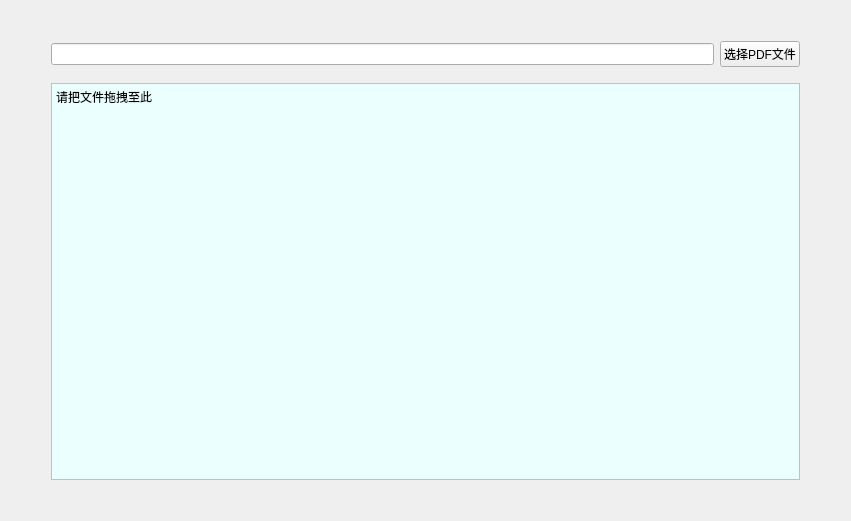
Old version of the form views/open.ui in the repository WuJunkai2004/ling.
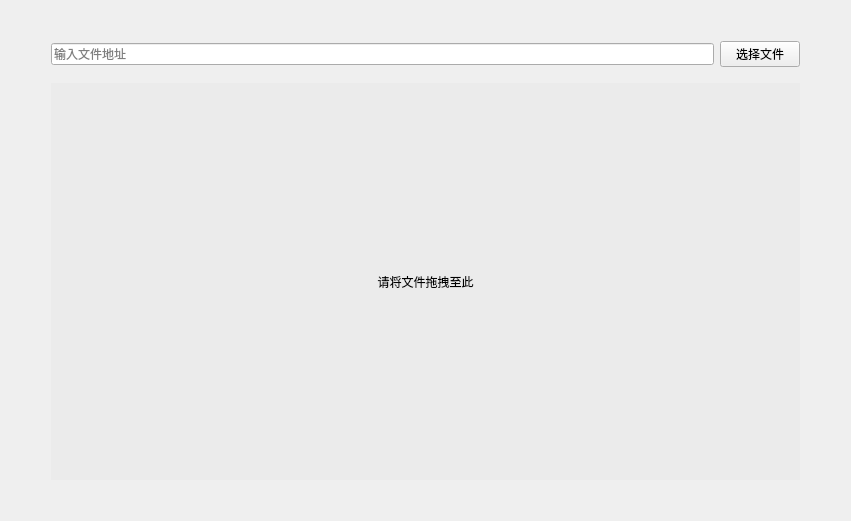
New version of the form. Custom widgets are drawn as their Qt base class.

Commit message: feat: 添加读取界面和文件选择功能，支持拖拽文件路径

```diff
--- a/views/open.ui
+++ b/views/open.ui
@@ -32,6 +32,9 @@
    </item>
    <item>
     <layout class="QHBoxLayout" name="horizontalLayout">
+     <property name="sizeConstraint">
+      <enum>QLayout::SetMinimumSize</enum>
+     </property>
      <item>
       <spacer name="horizontalSpacer_2">
        <property name="orientation">
@@ -49,12 +52,16 @@
       </spacer>
      </item>
      <item>
-      <widget class="LineEdit" name="lineEdit"/>
+      <widget class="LineEdit" name="lineEdit">
+       <property name="placeholderText">
+        <string>输入文件地址</string>
+       </property>
+      </widget>
      </item>
      <item>
       <widget class="open_select_button" name="selectButton">
        <property name="text">
-        <string>选择PDF文件</string>
+        <string>选择文件</string>
        </property>
       </widget>
      </item>
@@ -94,6 +101,9 @@
    </item>
    <item>
     <layout class="QHBoxLayout" name="horizontalLayout_2">
+     <property name="sizeConstraint">
+      <enum>QLayout::SetDefaultConstraint</enum>
+     </property>
      <item>
       <spacer name="horizontalSpacer_3">
        <property name="orientation">
@@ -111,23 +121,19 @@
       </spacer>
      </item>
      <item>
-      <widget class="QPlainTextEdit" name="plainTextEdit">
+      <widget class="file_get_label" name="label">
        <property name="styleSheet">
-        <string notr="true">background-color: rgb(235, 255, 255);
-font: 28pt &quot;微软雅黑&quot;;
-alignment: center;</string>
+        <string notr="true">font: 28pt &quot;微软雅黑&quot;;
+background-color: rgb(235, 235, 235);</string>
        </property>
-       <property name="undoRedoEnabled">
-        <bool>false</bool>
+       <property name="text">
+        <string>请将文件拖拽至此</string>
        </property>
-       <property name="readOnly">
-        <bool>true</bool>
+       <property name="textFormat">
+        <enum>Qt::PlainText</enum>
        </property>
-       <property name="plainText">
-        <string>请把文件拖拽至此</string>
-       </property>
-       <property name="centerOnScroll">
-        <bool>true</bool>
+       <property name="alignment">
+        <set>Qt::AlignCenter</set>
        </property>
       </widget>
      </item>
@@ -155,7 +161,7 @@
       <enum>Qt::Vertical</enum>
      </property>
      <property name="sizeType">
-      <enum>QSizePolicy::Preferred</enum>
+      <enum>QSizePolicy::Fixed</enum>
      </property>
      <property name="sizeHint" stdset="0">
       <size>
@@ -181,6 +187,11 @@
     <slot>be_click()</slot>
    </slots>
   </customwidget>
+  <customwidget>
+   <class>file_get_label</class>
+   <extends>QLabel</extends>
+   <header>units.open</header>
+  </customwidget>
  </customwidgets>
  <resources/>
  <connections>
```
The commit also changes 3 other files.
